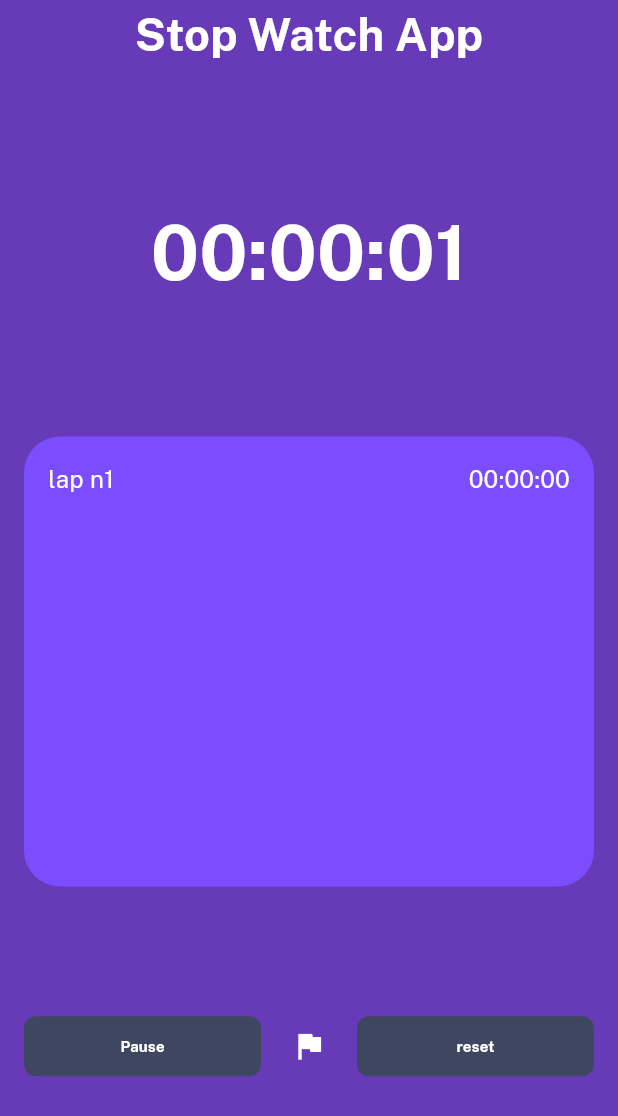
After one commit to abdolmaleki/matin-train, a Flutter app: the TimerPage screen opened by its route, item 2 of the bottom bar chosen, after a tap on "Start", on a phone screen of 412 x 824 dp. The commit adds this screen. Shown: the top 1116 px of the screen. Run offline on Flutter 3.47's test engine with Material 3 defaults, Android fonts, the phone set to English and light mode, and no system bars; our stand-ins replace auto_route, cached_network_image, dio, equatable, faker, file_picker and 11 more; accounts and stored records are empty; generated files the repository leaves out were written again; network calls fail; project files that could hold a hidden picture were left out.

Commit message:
feat:Implement timer page

```diff
--- a/lib/core/utils/routes/router.dart
+++ b/lib/core/utils/routes/router.dart
@@ -16,5 +16,6 @@ class AppRouter extends $AppRouter {
     AutoRoute(page: LoginRoute.page),
     AutoRoute(page: OtpRoute.page),
     AutoRoute(page: TermsPrivacyRoute.page),
+    AutoRoute(page: TimerRoute.page),
   ];
 }
--- a/lib/features/feature_auth/presentation/pages/login_page.dart
+++ b/lib/features/feature_auth/presentation/pages/login_page.dart
@@ -244,6 +244,7 @@ class _LoginPageState extends State<LoginPage> {
       context.router.replace(const TermsPrivacyRoute());
     }  else {
       //Todo by Matin
+      context.router.replace(const TimerRoute());
     }
   }
 }
--- a/lib/features/feature_auth/presentation/pages/otp_page.dart
+++ b/lib/features/feature_auth/presentation/pages/otp_page.dart
@@ -189,6 +189,7 @@ class _OtpPageState extends State<OtpPage> {
       context.router.replace(const TermsPrivacyRoute());
     } else {
      //Todo by Matin
+      context.router.replace(const TimerRoute());
     }
   }
 
--- a/lib/features/feature_splash/presentation/pages/splash_page.dart
+++ b/lib/features/feature_splash/presentation/pages/splash_page.dart
@@ -4,6 +4,7 @@ import 'package:flutter_bloc/flutter_bloc.dart';
 import 'package:team_project/core/utils/architecture/presentation/error_handler.dart';
 import 'package:team_project/core/utils/assets/app_svg.dart';
 import 'package:team_project/core/utils/constants/theme/colors.dart';
+import 'package:team_project/core/utils/routes/router.gr.dart';
 import 'package:team_project/features/feature_splash/presentation/bloc/splash_bloc.dart';
 import 'package:team_project/features/feature_splash/presentation/bloc/splash_state.dart';
 
@@ -72,7 +73,7 @@ class _SplashPageState extends State<SplashPage> {
   void _handleState(SplashState state) {
     if (state is UserInfoLoaded) {
       print("Its Ok");
-      //context.router.replace(const HomeRoute());
+      context.router.replace(const LoginRoute());
     }else if(state is SplashError){
       ErrorHandler.handle(context, state.e);
     }
--- /dev/null
+++ b/lib/features/feature_timer/presentation/pages/timer_page.dart
@@ -0,0 +1,168 @@
+import 'dart:async';
+import 'dart:math';
+
+import 'package:auto_route/annotations.dart';
+import 'package:flutter/material.dart';
+
+@RoutePage()
+class TimerPage extends StatefulWidget {
+  const TimerPage({super.key});
+
+  @override
+  State<TimerPage> createState() => _TimerPageState();
+}
+
+class _TimerPageState extends State<TimerPage> {
+  int seconds = 0, minutes = 0, hours = 0;
+  String digitSeconds = '00', digitMinutes = '00', digitHour = '00';
+  Timer? _timer;
+  List laps = [];
+  bool started = false;
+
+  void _stop() {
+    _timer!.cancel();
+    setState(() {
+      started = false;
+    });
+  }
+
+  void _reset() {
+    _timer!.cancel();
+    laps.clear();
+    setState(() {
+      seconds = 0;
+      minutes = 0;
+      hours = 0;
+      digitSeconds = '00';
+      digitMinutes = '00';
+      digitHour = '00';
+      started = false;
+    });
+  }
+
+  void addLaps() {
+    String lap = "$digitHour:$digitMinutes:$digitSeconds";
+    setState(() {
+      laps.add(lap);
+    });
+  }
+
+  void _start() {
+    started = true;
+    _timer = Timer.periodic(const Duration(seconds: 1), (timer) {
+      int localSeconds = seconds + 1, localMinutes = minutes, localHour = hours;
+      if (localSeconds > 59) {
+        if (localMinutes > 59) {
+          localHour++;
+          localMinutes = 0;
+        } else {
+          localMinutes++;
+          localSeconds = 0;
+        }
+      }
+      setState(() {
+        seconds = localSeconds;
+        minutes = localMinutes;
+        hours = localHour;
+        digitSeconds = (seconds >= 10) ? "$seconds" : "0$seconds";
+        digitMinutes = (minutes >= 10) ? "$minutes" : "0$minutes";
+        digitHour = (seconds >= 10) ? "$hours" : "0$hours";
+      });
+    });
+  }
+
+  @override
+  Widget build(BuildContext context) {
+    return Scaffold(
+      backgroundColor: Colors.deepPurple,
+      body: SafeArea(
+        child: Column(
+          mainAxisAlignment: MainAxisAlignment.spaceBetween,
+          children: [
+            const Text(
+              'Stop Watch App',
+              style: TextStyle(
+                  fontSize: 30,
+                  fontWeight: FontWeight.bold,
+                  color: Colors.white),
+            ),
+             Text(
+              '$digitHour:$digitMinutes:$digitSeconds',
+              style: const TextStyle(
+                  fontSize: 50,
+                  fontWeight: FontWeight.bold,
+                  color: Colors.white),
+            ),
+            Container(
+              height: 300,
+              margin: const EdgeInsets.symmetric(horizontal: 16),
+              decoration: BoxDecoration(
+                  borderRadius: BorderRadius.circular(24),
+                  color: Colors.deepPurpleAccent),
+              padding: const EdgeInsets.all(16),
+              child: ListView.builder(
+                itemBuilder: (context, index) {
+                  return Row(
+                    mainAxisAlignment: MainAxisAlignment.spaceBetween,
+                    children: [
+                      Text(
+                        'lap n${index + 1}',
+                        style: const TextStyle(
+                            fontSize: 16,
+                            fontWeight: FontWeight.w400,
+                            color: Colors.white),
+                      ),
+                      Text(
+                        '${laps[index]}',
+                        style: const TextStyle(
+                            fontSize: 16,
+                            fontWeight: FontWeight.w400,
+                            color: Colors.white),
+                      ),
+                    ],
+                  );
+                },
+                itemCount: laps.length,
+              ),
+            ),
+            Container(
+              margin: const EdgeInsets.symmetric(horizontal: 16),
+              child: Row(
+                children: [
+                  Expanded(
+                      child: ElevatedButton(
+                    onPressed: () {
+                      (!started)?_start():_stop();
+                    },
+                    child: Text((!started)?"Start":"Pause"),
+                  )),
+                  const SizedBox(
+                    width: 8,
+                  ),
+                  IconButton(
+                    icon: const Icon(Icons.flag),
+                    color: Colors.white,
+                    onPressed: () {
+                      addLaps();
+                    },
+                  ),
+                  const SizedBox(
+                    width: 8,
+                  ),
+                  Expanded(
+                      child: ElevatedButton(
+                    onPressed: () {
+                      _reset();
+                    },
+                    child: const Text('reset'),
+                  )),
+                ],
+              ),
+            ),
+            const SizedBox(height: 20,)
+          ],
+        ),
+      ),
+    );
+  }
+}
```
Also changed, not shown: lib/core/utils/routes/router.gr.dart.
